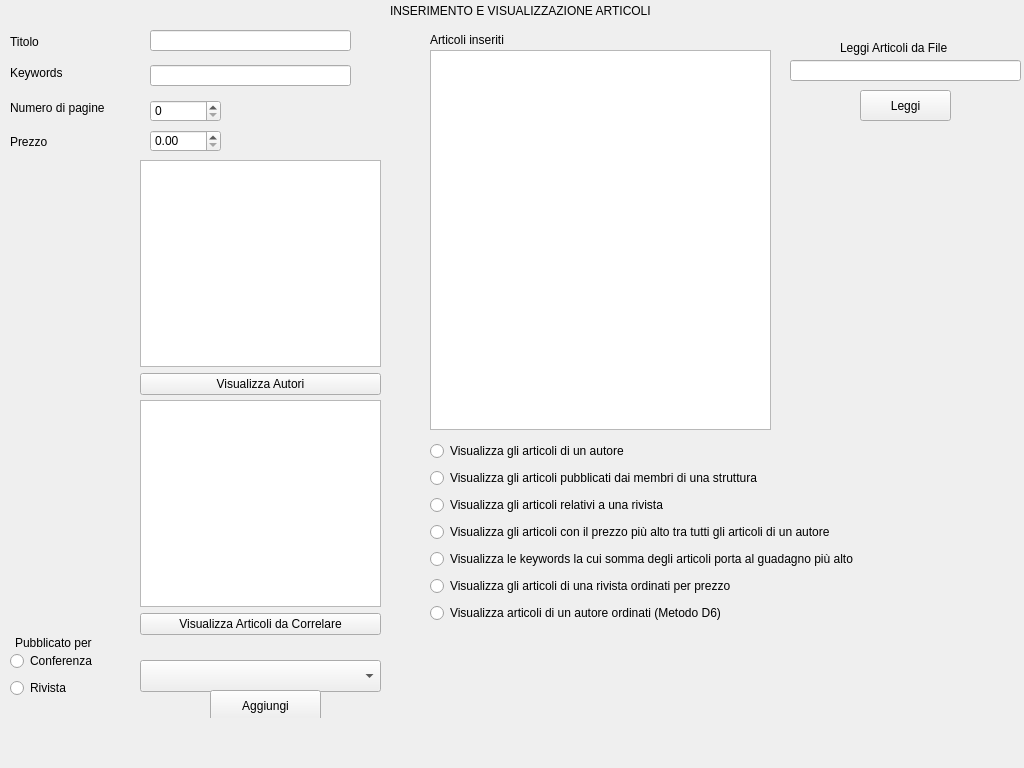
Qt form Progetto/paginaarticolo.ui (marcovirgillo/ProgettoPO) before a commit.
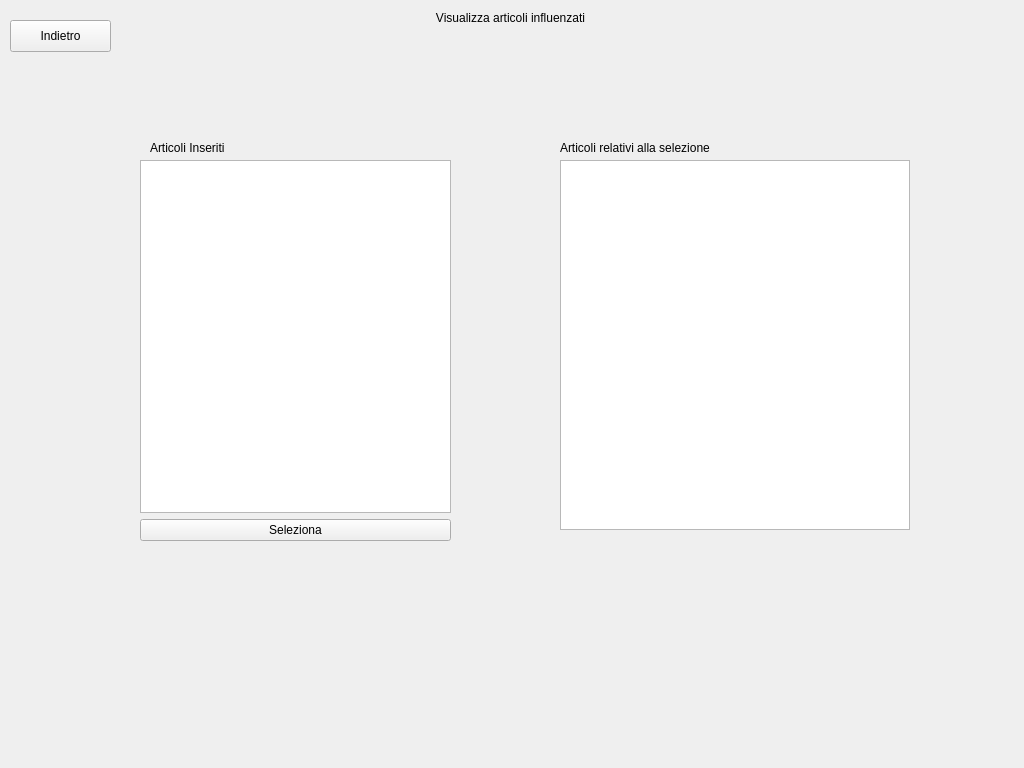
The same form after that commit. The open tabs and pages were chosen to show the change.

```diff
--- a/Progetto/paginaarticolo.ui
+++ b/Progetto/paginaarticolo.ui
@@ -985,6 +985,95 @@
      </layout>
     </widget>
    </widget>
+   <widget class="QWidget" name="pageVisualizzaArticoliInfluenzati">
+    <widget class="QPushButton" name="page9_buttonIndietro">
+     <property name="geometry">
+      <rect>
+       <x>10</x>
+       <y>20</y>
+       <width>101</width>
+       <height>32</height>
+      </rect>
+     </property>
+     <property name="text">
+      <string>Indietro</string>
+     </property>
+    </widget>
+    <widget class="QLabel" name="page9_labelTitolo">
+     <property name="geometry">
+      <rect>
+       <x>420</x>
+       <y>10</y>
+       <width>181</width>
+       <height>16</height>
+      </rect>
+     </property>
+     <property name="text">
+      <string>Visualizza articoli influenzati</string>
+     </property>
+     <property name="alignment">
+      <set>Qt::AlignCenter</set>
+     </property>
+    </widget>
+    <widget class="QLabel" name="page9_labelListArticoliInfluenzati">
+     <property name="geometry">
+      <rect>
+       <x>560</x>
+       <y>140</y>
+       <width>181</width>
+       <height>16</height>
+      </rect>
+     </property>
+     <property name="text">
+      <string>Articoli relativi alla selezione</string>
+     </property>
+    </widget>
+    <widget class="QWidget" name="layoutWidget_7">
+     <property name="geometry">
+      <rect>
+       <x>140</x>
+       <y>160</y>
+       <width>311</width>
+       <height>381</height>
+      </rect>
+     </property>
+     <layout class="QVBoxLayout" name="verticalLayout_11">
+      <item>
+       <widget class="QListWidget" name="page9_listArticoliInseriti"/>
+      </item>
+      <item>
+       <widget class="QPushButton" name="page9_buttonSeleziona">
+        <property name="text">
+         <string>Seleziona</string>
+        </property>
+       </widget>
+      </item>
+     </layout>
+    </widget>
+    <widget class="QListWidget" name="page9_listArticoliInfluenzati">
+     <property name="geometry">
+      <rect>
+       <x>560</x>
+       <y>160</y>
+       <width>350</width>
+       <height>370</height>
+      </rect>
+     </property>
+    </widget>
+    <widget class="QLabel" name="page9_labelListArticoliInseriti">
+     <property name="geometry">
+      <rect>
+       <x>150</x>
+       <y>140</y>
+       <width>91</width>
+       <height>16</height>
+      </rect>
+     </property>
+     <property name="text">
+      <string>Articoli Inseriti</string>
+     </property>
+    </widget>
+   </widget>
   </widget>
  </widget>
  <resources/>
```
Left out of the diff: 9 changed lines with no effect on the pictures.
